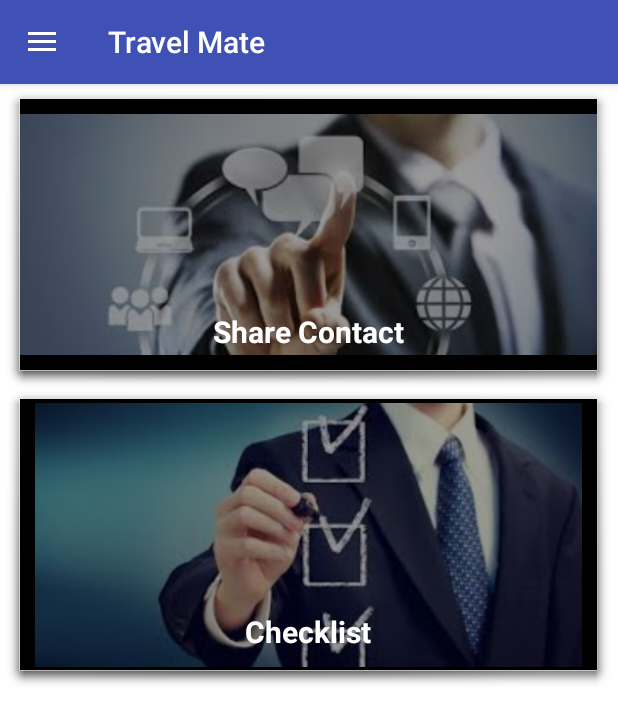
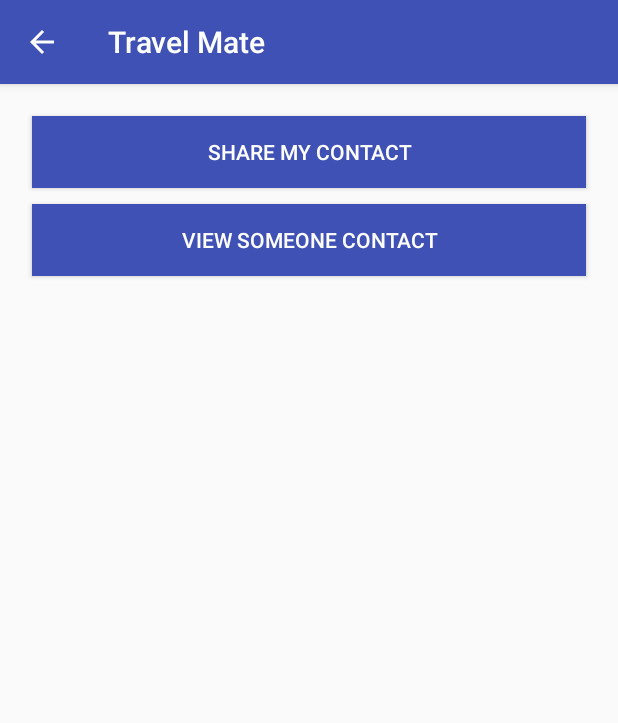
Before and after one commit to jamelouis/android, an Android app: the fragment UtilitiesFragment placed in its activity, after a tap on "Share Contact", on a phone screen of 412 x 824 dp. Shown: the top 723 px of the screen. Run offline under Robolectric (Android 15) with nearby library versions, the phone set to English and light mode, and no system bars; our stand-ins replace ButterKnife.

Commit message:
utilities: contact ui

```diff
--- a/travel_mate/app/src/main/AndroidManifest.xml
+++ b/travel_mate/app/src/main/AndroidManifest.xml
@@ -25,6 +25,7 @@
         <activity android:name=".utilities.Checklist"
             android:label="@string/title_activity_select_city"
             android:theme="@style/AppTheme_picker" />
+        <activity android:name=".utilities.ShareContact" />
     </application>
 
 </manifest>
--- a/travel_mate/app/src/main/java/io/github/jamelouis/travel_mate/utilities/UtilitiesFragment.java
+++ b/travel_mate/app/src/main/java/io/github/jamelouis/travel_mate/utilities/UtilitiesFragment.java
@@ -58,8 +58,8 @@ public class UtilitiesFragment extends Fragment implements CardViewOptionsAdapte
         Intent intent;
         switch (position) {
             case 0:
-                //intent = new Intent(mActivity, ShareContact.class);
-                //startActivity(intent);
+                intent = new Intent(mActivity, ShareContact.class);
+                startActivity(intent);
                 break;
             case 1:
                 //intent = new Intent(mActivity, Checklist.class);
--- a/travel_mate/app/src/main/java/io/github/jamelouis/travel_mate/utils/Constants.java
+++ b/travel_mate/app/src/main/java/io/github/jamelouis/travel_mate/utils/Constants.java
@@ -3,4 +3,6 @@ package io.github.jamelouis.travel_mate.utils;
 
 public class Constants {
     public static final String USER_TOKEN = "user_token";
+    public static final String USER_NAME = "user_name";
+    public static final String USER_NUMBER = "user_number";
 }
--- /dev/null
+++ b/travel_mate/app/src/main/res/layout/activity_share_contact.xml
@@ -0,0 +1,48 @@
+<?xml version="1.0" encoding="utf-8"?>
+<ScrollView
+    xmlns:android="http://schemas.android.com/apk/res/android"
+    xmlns:tools="http://schemas.android.com/tools"
+    android:layout_width="match_parent"
+    android:layout_height="match_parent">
+
+    <LinearLayout
+        android:layout_width="match_parent"
+        android:layout_height="wrap_content"
+        android:orientation="vertical"
+        android:paddingBottom="16dp"
+        android:paddingLeft="16dp"
+        android:paddingRight="16dp"
+        android:paddingTop="16dp"
+        tools:context="io.github.jamelouis.travel_mate.utilities.ShareContact">
+
+        <Button
+            android:id="@+id/create"
+            android:layout_width="match_parent"
+            android:layout_height="wrap_content"
+            android:layout_margin="5dp"
+            android:background="@color/colorPrimary"
+            android:text="@string/share_contact"
+            android:textColor="@color/white"/>
+
+        <Button
+            android:id="@+id/scan"
+            android:layout_width="match_parent"
+            android:layout_height="wrap_content"
+            android:layout_margin="5dp"
+            android:background="@color/colorPrimary"
+            android:text="@string/view_contact"
+            android:textColor="@color/white"/>
+
+        <TextView
+            android:id="@+id/result"
+            android:layout_width="wrap_content"
+            android:layout_height="wrap_content" />
+
+        <ImageView
+            android:id="@+id/im"
+            android:layout_width="250dp"
+            android:layout_height="250dp"
+            android:layout_gravity="center"
+            android:contentDescription="@string/empty_description"/>
+    </LinearLayout>
+</ScrollView>
--- a/travel_mate/app/src/main/res/values/strings.xml
+++ b/travel_mate/app/src/main/res/values/strings.xml
@@ -55,4 +55,14 @@
     <string name="title_activity_hotels">Hotels</string>
     <string name="title_activity_map">MapActivity</string>
     <string name="title_activity_fun_facts">FunFacts</string>
+
+    <!-- Errors and messages -->
+    <string name="msg_qr_not_saved">QR code image could not be saved. Check your SD card is available</string>
+    <string name="msg_saved">QR code image was saved as</string>
+    <string name="source_dest_cant_be_same">Source and destination cannot be same</string>
+    <string name="source_dest_set">Source and destination set</string>
+    <string name="internet_connectivity">No Internet Connectivity</string>
+    <string name="passwords_check">Passwords do not match!</string>
+    <string name="location_enabled">Location enabled</string>
+    <string name="location_not_enabled">Location not enabled</string>
 </resources>
```
Also changed, not shown: travel_mate/app/src/main/java/io/github/jamelouis/travel_mate/utilities/ShareContact.java (added, +145 -0 lines), travel_mate/app/src/main/java/io/github/jamelouis/travel_mate/utils/Services.java (added, +18 -0 lines), 1 other file.
